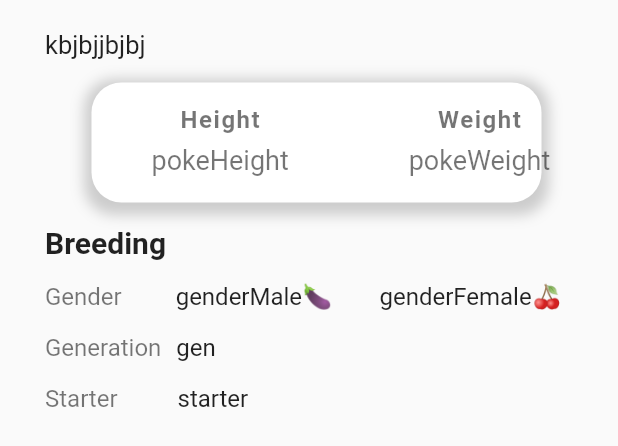
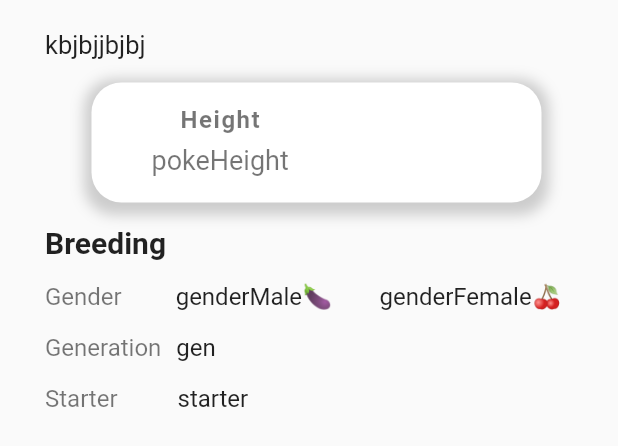
Before and after one commit to blayziken/Pokedex, a Flutter app: the Moves widget shown alone on an empty page, opened directly, on a phone screen of 412 x 824 dp. Shown: the top 446 px of the screen. Run offline on Flutter 3.47's test engine with Material 2 defaults, Android fonts, the light colour scheme and no system bars; network calls fail.

```diff
--- a/lib/Screens/widgets/tabs/Moves.dart
+++ b/lib/Screens/widgets/tabs/Moves.dart
@@ -64,29 +64,6 @@ class Moves extends StatelessWidget {
                           ],
                         ),
                         SizedBox(width: 80.0),
-                        Column(
-                          crossAxisAlignment: CrossAxisAlignment.center,
-                          children: <Widget>[
-                            Text(
-                              'Weight',
-                              style: TextStyle(
-                                fontWeight: FontWeight.bold,
-                                letterSpacing: 1,
-                                fontSize: 16.0,
-                                color: Colors.black54,
-                              ),
-                            ),
-                            SizedBox(height: 7),
-                            Text(
-//                              '15.2 lbs',
-                              'pokeWeight',
-                              style: TextStyle(
-                                fontSize: 18,
-                                color: Colors.black54,
-                              ),
-                            ),
-                          ],
-                        ),
                       ],
                     ),
                   ),
```
